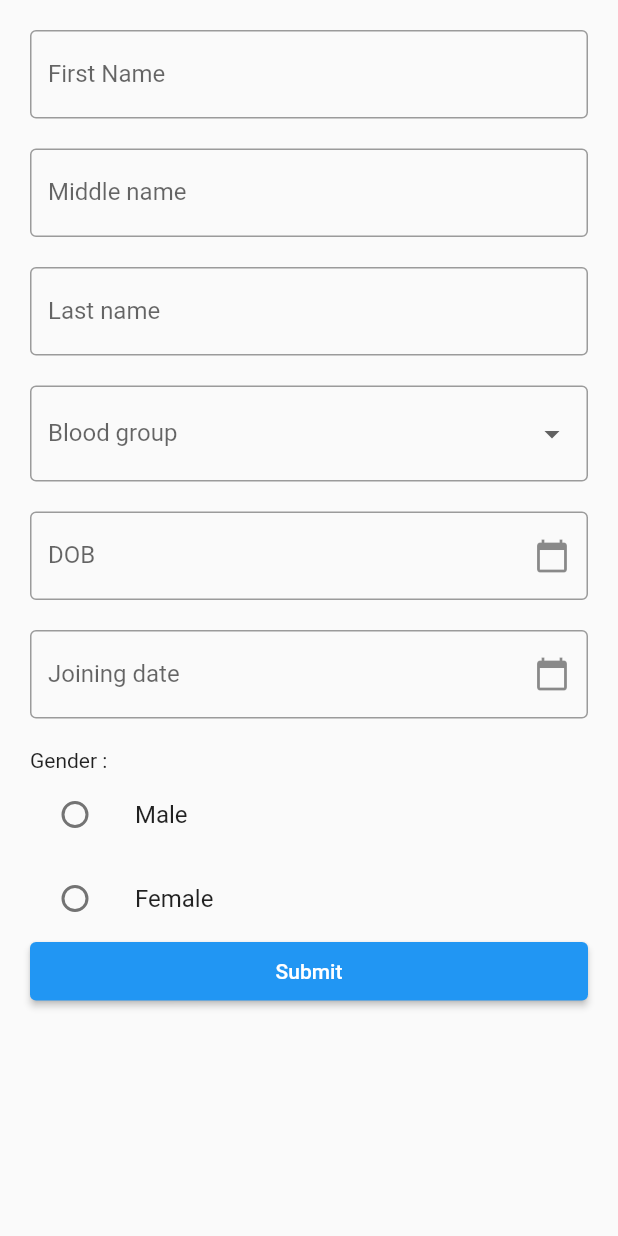
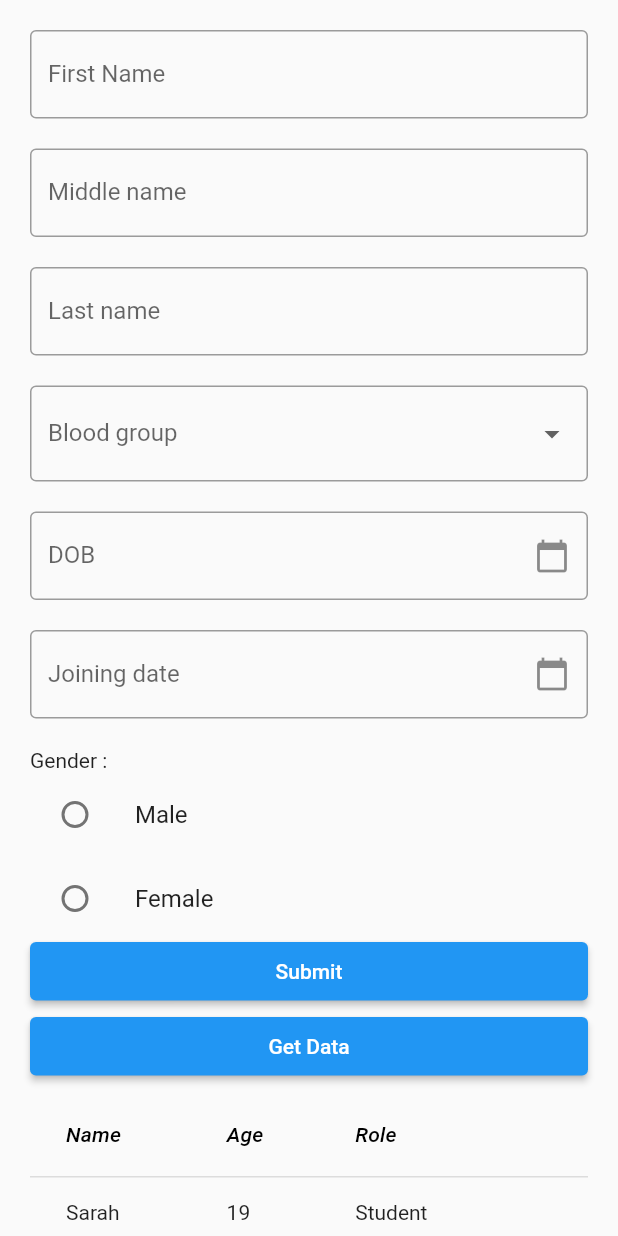
Before and after one commit to Kamal-2500/flutter_form, a Flutter app: the screen it shows after launch, on a phone screen of 412 x 824 dp. Run offline on Flutter 3.47's test engine with Material 2 defaults, Android fonts, the phone set to English and light mode, and no system bars; missing offline and left inert: mongo_dart.

Commit message:
before creating table

```diff
--- a/lib/main.dart
+++ b/lib/main.dart
@@ -1,7 +1,11 @@
+// ignore_for_file: avoid_print
+
 import 'package:flutter/material.dart';
+import 'package:flutter_application_1/data_table.dart';
 import 'dart:async';
 import 'package:http/http.dart' as http;
 import 'dart:convert';
+import 'data_table.dart';
 
 void main() => runApp(const MyApp());
 
@@ -53,6 +57,28 @@ class _MyStatefulWidgetState extends State<MyStatefulWidget> {
   String? _bloodGroup;
 
   Future getData() async {
+    var url = Uri.parse('http://localhost:5000');
+
+    final response = await http.get(url, headers: {
+      "Access-Control-Allow-Origin": "*",
+      "Accept": "application/json"
+    });
+
+    var employeeData = json.decode(response.body);
+    print(employeeData);
+    print(employeeData.runtimeType);
+    print(employeeData.length);
+
+    for (var emp in employeeData) {
+      print(emp);
+    }
+
+    for (var i = 0; i < employeeData.length; i++) {
+      print(employeeData[0]);
+    }
+  }
+
+  Future submitForm() async {
     // print("Inside Function");
     // var url = Uri.parse('http://localhost:5000');
     // var response = await http.get(url);
@@ -91,7 +117,7 @@ class _MyStatefulWidgetState extends State<MyStatefulWidget> {
     // var response = await http.post(url, body: json.encode(data));
     var response = await http.post(url,
         headers: {"content-type": "application/json"}, body: json.encode(data));
-    var message = jsonDecode(response.body);
+    var message = response.body;
     print(message);
 
     if (response.statusCode == 200) {
@@ -295,8 +321,7 @@ class _MyStatefulWidgetState extends State<MyStatefulWidget> {
               child: ElevatedButton(
                 child: const Text('Submit'),
                 onPressed: () {
-                    getData();
-                    // ignore: avoid_print
+                  submitForm();
                   // print(firstNameController.text +
                   //     " " +
                   //     middleNameController.text +
@@ -311,8 +336,86 @@ class _MyStatefulWidgetState extends State<MyStatefulWidget> {
                   //     " " +
                   //     _gender.toString().split('.')[1]);
                 },
-                )),
+              ),
+            ),
+            Container(
+              height: 50,
+              padding: const EdgeInsets.fromLTRB(10, 1, 10, 10),
+              child: ElevatedButton(
+                child: const Text('Get Data'),
+                onPressed: () {
+                  _navigateToNextScreen(context);
+                  // print(firstNameController.text +
+                  //     " " +
+                  //     middleNameController.text +
+                  //     " " +
+                  //     lastNameController.text +
+                  //     " " +
+                  //     dateOfBirthController.text +
+                  //     " " +
+                  //     dateOfJoiningController.text +
+                  //     " " +
+                  //     _bloodGroup.toString() +
+                  //     " " +
+                  //     _gender.toString().split('.')[1]);
+                },
+              ),
+            ),
+            Container(
+              height: 50,
+              padding: const EdgeInsets.fromLTRB(10, 1, 10, 10),
+              child: DataTable(
+                columns: const <DataColumn>[
+                  DataColumn(
+                    label: Text(
+                      'Name',
+                      style: TextStyle(fontStyle: FontStyle.italic),
+                    ),
+                  ),
+                  DataColumn(
+                    label: Text(
+                      'Age',
+                      style: TextStyle(fontStyle: FontStyle.italic),
+                    ),
+                  ),
+                  DataColumn(
+                    label: Text(
+                      'Role',
+                      style: TextStyle(fontStyle: FontStyle.italic),
+                    ),
+                  ),
+                ],
+                rows: const <DataRow>[
+                  DataRow(
+                    cells: <DataCell>[
+                      DataCell(Text('Sarah')),
+                      DataCell(Text('19')),
+                      DataCell(Text('Student')),
+                    ],
+                  ),
+                  DataRow(
+                    cells: <DataCell>[
+                      DataCell(Text('Janine')),
+                      DataCell(Text('43')),
+                      DataCell(Text('Professor')),
+                    ],
+                  ),
+                  DataRow(
+                    cells: <DataCell>[
+                      DataCell(Text('William')),
+                      DataCell(Text('27')),
+                      DataCell(Text('Associate Professor')),
+                    ],
+                  ),
+                ],
+              ),
+            ),
           ],
         ));
   }
 }
+
+void _navigateToNextScreen(BuildContext context) {
+  Navigator.of(context)
+      .push(MaterialPageRoute(builder: (context) => TableFormat()));
+}
```
Also changed, not shown: lib/data_table.dart (added, +117 -0 lines), lib/empDetails.dart (added, +68 -0 lines), lib/jsonProvider.dart (added, +18 -0 lines), lib/models/employees.dart (added). Lines whose indentation alone changed are shown as unchanged.
